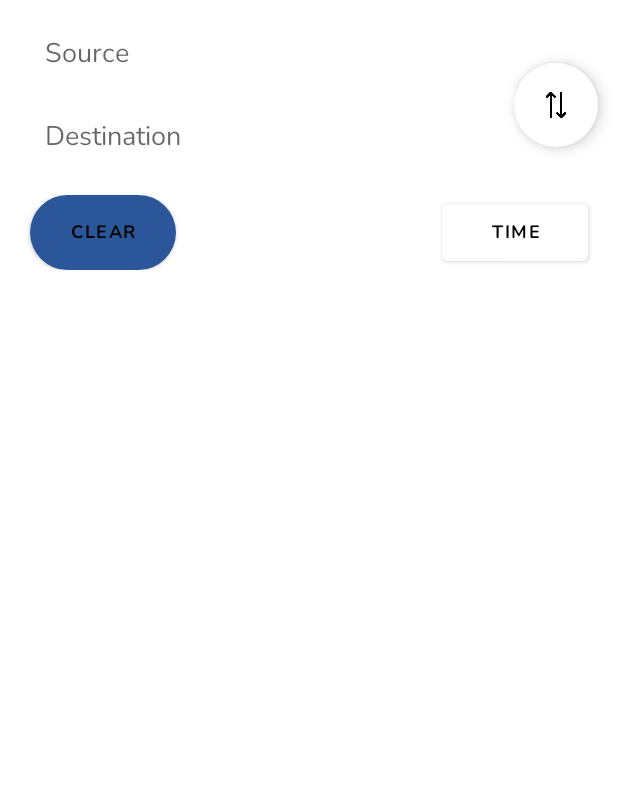
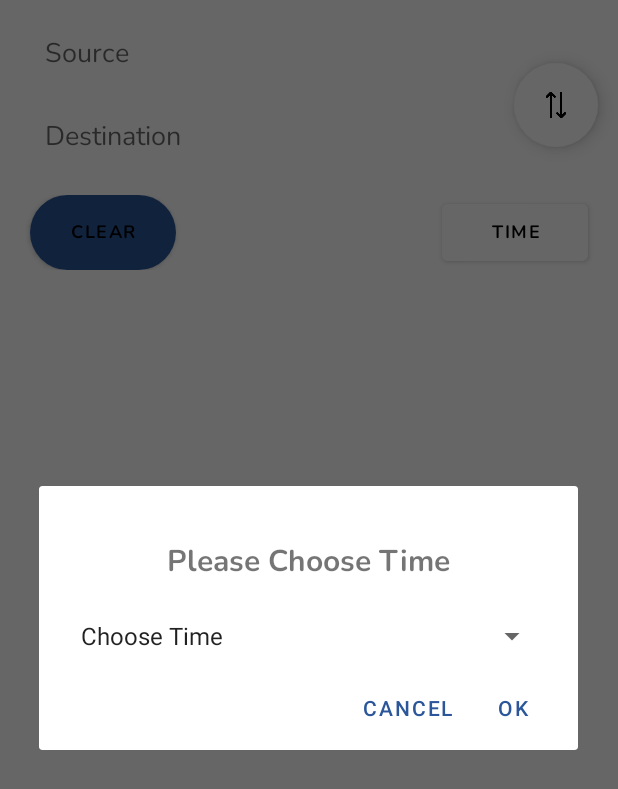
Before and after one commit to yudahendriawan/DirectionMapBox, an Android app: the MainActivity screen opened directly, with no data from a screen before it, after a tap on "TIME", on a phone screen of 412 x 824 dp. Shown: the top 789 px of the screen. Run offline under Robolectric (Android 15) with nearby library versions, the phone set to English and light mode, and no system bars; our stand-ins replace Timber, Volley; libraries missing offline, so code that uses them is left out: com.mapbox.android, com.mapbox.api, com.mapbox.core, com.mapbox.mapboxsdk; plain views replace MapView; 4 statements that could not run were skipped.

Commit message:
fix time set

```diff
--- a/app/src/main/java/com/yudahendriawan/ProjectTugasAkhir/DepthFirstSearch.java
+++ b/app/src/main/java/com/yudahendriawan/ProjectTugasAkhir/DepthFirstSearch.java
@@ -21,6 +21,7 @@
     ArrayList<ArrayList<Double>> listOfRoadDensity = new ArrayList<>();
     double[][] data;
 
+
     public ArrayList<ArrayList<Double>> print(Graph graph, int start,
                                               int end, double distance, double roadDensity, String path, boolean[] visited) {
 
@@ -36,9 +37,12 @@
         //getDataFromDB DFS
         LinkedList<Node> list = graph.adjacencyList[start];
 
+        Log.d("crd", graph.adjacencyList[start] + "");
+
         for (int i = 0; i < list.size(); i++) {
             //   Node node = new Node();
             Node node = list.get(i);
+
 
             sum_of_distance = distance;
             sum_of_road_density = roadDensity;
--- a/app/src/main/java/com/yudahendriawan/ProjectTugasAkhir/MainActivity.java
+++ b/app/src/main/java/com/yudahendriawan/ProjectTugasAkhir/MainActivity.java
@@ -150,6 +150,7 @@
     public static ProgressBar cobaProgressBar;
 
     TextView randomPrior;
+    double changeRoadDensity = 0;
 
     int[] pathResultFixInt;
 
@@ -182,15 +183,6 @@
         getListWisata = findViewById(R.id.fab_listwisata);
         timeBtn = findViewById(R.id.btn_time);
 
-        timeBtn.setOnClickListener(new View.OnClickListener() {
-            @Override
-            public void onClick(View v) {
-
-            }
-        });
-
-        getRoutes.setVisibility(View.INVISIBLE);
-
 
         getRoutes.setVisibility(View.INVISIBLE);
         setPriority.setVisibility(View.INVISIBLE);
@@ -210,7 +202,7 @@
         setPriority.setOnClickListener(v -> dialogForm());
         getListWisata.setVisibility(View.GONE);
 
-        graph.addEdgeDB();
+        graph.addEdgeDB(changeRoadDensity);
         Toast.makeText(this, "Get Data from DB", Toast.LENGTH_SHORT).show();
 
         getRoutes.setOnClickListener(v -> {
@@ -284,6 +276,13 @@
                 Intent intent = new Intent(v.getContext(), ResultMapActivity.class);
                 intent.putExtra("pathResultFix", pathResultFixInt);
                 startActivity(intent);
+            }
+        });
+
+        timeBtn.setOnClickListener(new View.OnClickListener() {
+            @Override
+            public void onClick(View v) {
+                dialogFormTime();
             }
         });
 
@@ -745,6 +744,7 @@
         dialog.setView(dialogView);
         dialog.setCancelable(true);
 
+
         spinnerTime = dialogView.findViewById(R.id.spinnerTime);
         ArrayAdapter<CharSequence> adapter1 = ArrayAdapter.createFromResource(dialogView.getContext(), R.array.time, android.R.layout.simple_spinner_item);
         adapter1.setDropDownViewResource(android.R.layout.simple_spinner_dropdown_item);
@@ -752,31 +752,39 @@
 
         spinnerTime.setSelection(spinnerTimeSelected);
 
-        int changeRoadDensity;
+        graph = new Graph(vertices, this);
+        dfs = new DepthFirstSearch();
 
+
+        dialog.setPositiveButton("OK", (dialog, which) -> {
+            if (spinnerTime.getSelectedItemPosition() == 0) {
+                Toast.makeText(dialogView.getContext(), "Time hasn't been set", Toast.LENGTH_SHORT).show();
+                dialogFormTime();
+            } else {
                 if (spinnerTime.getSelectedItemPosition() == 0) {
                     spinnerTimeSelected = 0;
                 } else if (spinnerTime.getSelectedItemPosition() == 1) {
                     changeRoadDensity = 1;
+                    spinnerTimeSelected = 1;
                 } else if (spinnerTime.getSelectedItemPosition() == 2) {
                     changeRoadDensity = -1;
+                    spinnerTimeSelected = 2;
                 } else if (spinnerTime.getSelectedItemPosition() == 3) {
                     changeRoadDensity = 0;
+                    spinnerTimeSelected = 3;
                 } else if (spinnerTime.getSelectedItemPosition() == 4) {
                     changeRoadDensity = 1;
+                    spinnerTimeSelected = 4;
                 }
-
-        dialog.setPositiveButton("OK", (dialog, which) -> {
-
-            if (spinnerTime.getSelectedItemPosition() == 0) {
-                Toast.makeText(dialogView.getContext(), "Time hasn't been set", Toast.LENGTH_SHORT);
-                dialogFormTime();
-            } else {
-
+                graph.addEdgeDB(changeRoadDensity);
             }
 
             dialog.dismiss();
         });
+
+        dialog.setNegativeButton("Cancel", (dialog, which) -> dialog.dismiss());
+
+        dialog.show();
 
 
     }
--- a/app/src/main/java/com/yudahendriawan/ProjectTugasAkhir/api/ApiClient.java
+++ b/app/src/main/java/com/yudahendriawan/ProjectTugasAkhir/api/ApiClient.java
@@ -10,10 +10,10 @@
 
     //private static final String BASE_URL = "http://notes-app-by-yuda.000webhostapp.com/";
     //pakai emulator
-    // private static final String BASE_URL = "http://192.168.0.18/androidapp/";
+    private static final String BASE_URL = "http://192.168.0.14/androidapp/";
 
     //WIFI WARUNG WOW PNG 2
-    private static final String BASE_URL = "http://192.168.1.73/androidapp/";
+    // private static final String BASE_URL = "http://192.168.1.73/androidapp/";
 
     //tethering hp
    // private static final String BASE_URL = "http://192.168.43.23/androidapp/";
--- a/app/src/main/res/layout/activity_main.xml
+++ b/app/src/main/res/layout/activity_main.xml
@@ -144,7 +144,7 @@
                     android:layout_weight="0.3"
                     android:backgroundTint="@android:color/white"
                     android:clickable="true"
-                    android:textSize="12sp"
+                    android:textSize="10sp"
                     android:focusable="true"
                     android:fontFamily="@font/nunito_bold"
                     android:foreground="?android:attr/selectableItemBackground"
--- a/app/src/main/res/values/strings.xml
+++ b/app/src/main/res/values/strings.xml
@@ -64,10 +64,10 @@
 
     <string-array name="time">
         <item>Choose Time</item>
-        <item>07.00-09.00</item>
-        <item>09.00-12.00</item>
-        <item>12.00-15.00</item>
-        <item>15.00-21.00</item>
+        <item>07.00 – 09.00</item>
+        <item>09.00 – 12.00</item>
+        <item>12.00 – 15.00</item>
+        <item>15.00 – 21.00</item>
     </string-array>
 
     <!-- TODO: Remove or change this placeholder text -->
```
Also changed, not shown: app/src/main/AndroidManifest.xml (+5 -3 lines), app/src/main/java/com/yudahendriawan/ProjectTugasAkhir/Graph.java (+46 -5 lines). Lines whose indentation alone changed are shown as unchanged.
